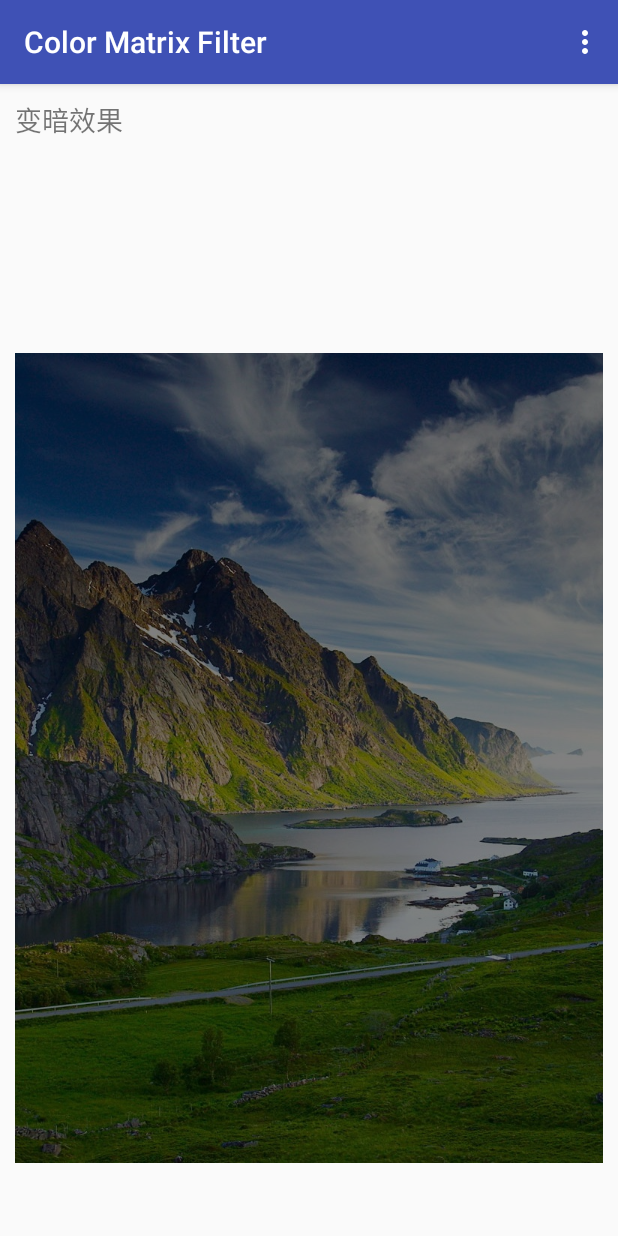
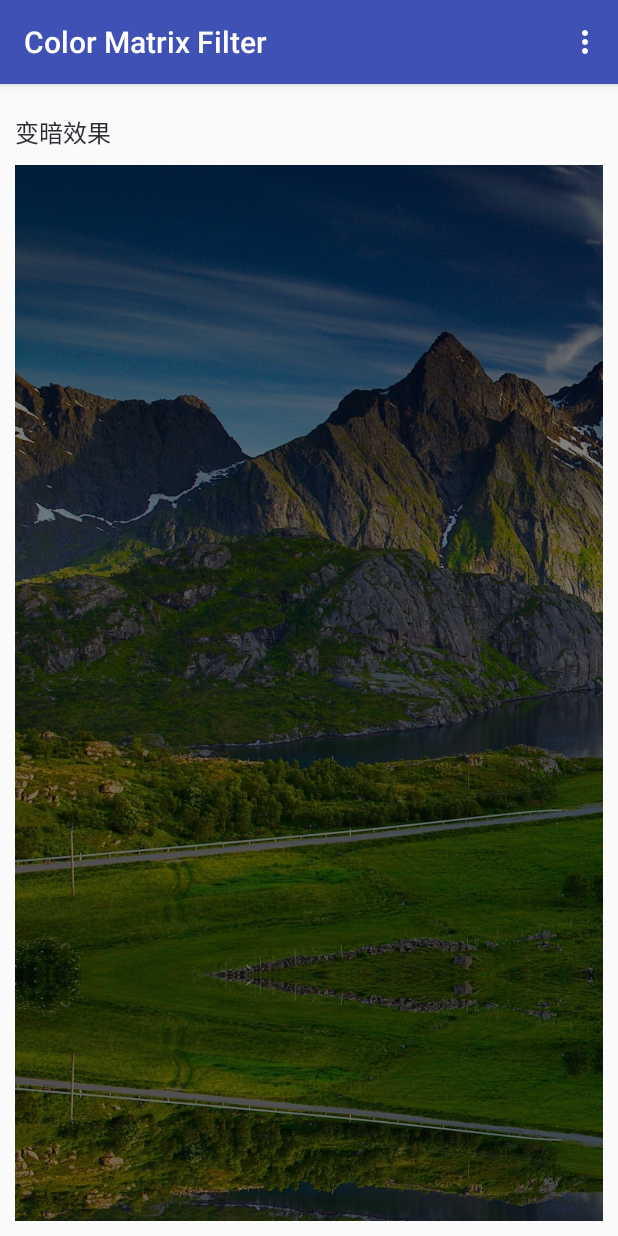
Before and after one commit to conceptcon/DemoCustomView2, an Android app: the ColorMatrixFilterActivity screen opened directly, with no data from a screen before it, in the options menu, after a tap on "变暗效果", on a phone screen of 412 x 824 dp. Run offline under Robolectric (Android 15) with nearby library versions, the phone set to English and light mode, and no system bars.

Commit message:
update ColorMatrixView

```diff
--- a/app/src/main/java/com/example/leeyou/democustomview2/ColorMatrixFilterActivity.java
+++ b/app/src/main/java/com/example/leeyou/democustomview2/ColorMatrixFilterActivity.java
@@ -9,17 +9,16 @@ import android.widget.TextView;
 import com.example.leeyou.democustomview2.customView.ColorMatrixView;
 
 public class ColorMatrixFilterActivity extends AppCompatActivity {
-    ColorMatrixView customCircleView;
-    TextView tv_desc;
+    private ColorMatrixView mColorMatrixView;
+    private TextView mTv;
 
     @Override
     protected void onCreate(Bundle savedInstanceState) {
         super.onCreate(savedInstanceState);
         setContentView(R.layout.activity_color_matrix_filter);
 
-        customCircleView = (ColorMatrixView) findViewById(R.id.customCircleView);
-
-        tv_desc = (TextView) findViewById(R.id.tv_desc);
+        mColorMatrixView = (ColorMatrixView) findViewById(R.id.colorMatrixView);
+        mTv = (TextView) findViewById(R.id.tv_desc);
     }
 
     @Override
@@ -32,32 +31,32 @@ public class ColorMatrixFilterActivity extends AppCompatActivity {
     public boolean onOptionsItemSelected(MenuItem item) {
         switch (item.getItemId()) {
             case R.id.action_1:
-                customCircleView.setColorMatrix(1);
-                tv_desc.setText("变暗效果");
+                mColorMatrixView.setColorMatrix(1);
+                mTv.setText("变暗效果");
                 break;
             case R.id.action_2:
-                customCircleView.setColorMatrix(2);
-                tv_desc.setText("变灰效果");
+                mColorMatrixView.setColorMatrix(2);
+                mTv.setText("变灰效果");
                 break;
             case R.id.action_3:
-                customCircleView.setColorMatrix(3);
-                tv_desc.setText("反相效果");
+                mColorMatrixView.setColorMatrix(3);
+                mTv.setText("反相效果");
                 break;
             case R.id.action_4:
-                customCircleView.setColorMatrix(4);
-                tv_desc.setText("红、蓝色相互变换效果");
+                mColorMatrixView.setColorMatrix(4);
+                mTv.setText("红、蓝色相互变换效果");
                 break;
             case R.id.action_5:
-                customCircleView.setColorMatrix(5);
-                tv_desc.setText("老旧照片效果");
+                mColorMatrixView.setColorMatrix(5);
+                mTv.setText("老旧照片效果");
                 break;
             case R.id.action_6:
-                customCircleView.setColorMatrix(6);
-                tv_desc.setText("去色后高对比度");
+                mColorMatrixView.setColorMatrix(6);
+                mTv.setText("去色后高对比度");
                 break;
             case R.id.action_7:
-                customCircleView.setColorMatrix(7);
-                tv_desc.setText("饱和度对比度加强");
+                mColorMatrixView.setColorMatrix(7);
+                mTv.setText("饱和度对比度加强");
                 break;
         }
         return super.onOptionsItemSelected(item);
--- a/app/src/main/java/com/example/leeyou/democustomview2/PorterDuffXfermodeActivity.java
+++ b/app/src/main/java/com/example/leeyou/democustomview2/PorterDuffXfermodeActivity.java
@@ -2,6 +2,7 @@ package com.example.leeyou.democustomview2;
 
 import android.graphics.PorterDuff;
 import android.os.Bundle;
+import android.support.v7.app.AppCompatActivity;
 import android.view.Menu;
 import android.view.MenuItem;
 import android.widget.TextView;
--- a/app/src/main/java/com/example/leeyou/democustomview2/customView/ColorMatrixView.java
+++ b/app/src/main/java/com/example/leeyou/democustomview2/customView/ColorMatrixView.java
@@ -1,58 +1,41 @@
 package com.example.leeyou.democustomview2.customView;
 
-import android.app.Activity;
 import android.content.Context;
 import android.graphics.Bitmap;
 import android.graphics.BitmapFactory;
+import android.graphics.BitmapShader;
 import android.graphics.Canvas;
 import android.graphics.Color;
 import android.graphics.ColorMatrix;
 import android.graphics.ColorMatrixColorFilter;
 import android.graphics.Paint;
+import android.graphics.Shader;
 import android.util.AttributeSet;
 import android.view.View;
 
 import com.example.leeyou.democustomview2.R;
-import com.example.leeyou.democustomview2.util.MeasureUtil;
 
 public class ColorMatrixView extends View {
     private Paint mPaint;
-    private Bitmap mBitmap;
-    private Context context;
-
-    private int x, y;
 
     public ColorMatrixView(Context context) {
         super(context);
+        init();
+    }
 
-        this.context = context;
-
+    private void init() {
         initPaint();
         initRes();
     }
 
-    private void initRes() {
-        mBitmap = BitmapFactory.decodeResource(getResources(), R.mipmap.a);
-
-        x = MeasureUtil.getScreenSize((Activity) context)[0] / 2 - mBitmap.getWidth() / 2;
-        y = MeasureUtil.getScreenSize((Activity) context)[1] / 2 - mBitmap.getHeight() / 2;
-    }
-
     public ColorMatrixView(Context context, AttributeSet attrs) {
         super(context, attrs);
-
-        this.context = context;
-
-        initPaint();
-        initRes();
+        init();
     }
 
     public ColorMatrixView(Context context, AttributeSet attrs, int defStyleAttr) {
         super(context, attrs, defStyleAttr);
-
-        this.context = context;
-
-        initPaint();
+        init();
     }
 
     private void initPaint() {
@@ -73,11 +56,16 @@ public class ColorMatrixView extends View {
         mPaint.setColorFilter(new ColorMatrixColorFilter(colorMatrix));
     }
 
+    private void initRes() {
+        Bitmap bitmap = BitmapFactory.decodeResource(getResources(), R.mipmap.color_matrix);
+        BitmapShader bitmapShader = new BitmapShader(bitmap, Shader.TileMode.MIRROR, Shader.TileMode.MIRROR);
+        mPaint.setShader(bitmapShader);
+    }
+
     @Override
     protected void onDraw(Canvas canvas) {
         super.onDraw(canvas);
-
-        canvas.drawBitmap(mBitmap, x, y, mPaint);
+        canvas.drawPaint(mPaint);
     }
 
     public void setColorMatrix(int matrix) {
--- a/app/src/main/java/com/example/leeyou/democustomview2/customView/CustomLightingColorFilterView.java
+++ b/app/src/main/java/com/example/leeyou/democustomview2/customView/CustomLightingColorFilterView.java
@@ -31,7 +31,7 @@ public class CustomLightingColorFilterView extends View {
     }
 
     private void initRes() {
-        mBitmap = BitmapFactory.decodeResource(getResources(), R.mipmap.a);
+        mBitmap = BitmapFactory.decodeResource(getResources(), R.mipmap.color_matrix);
 
         x = MeasureUtil.getScreenSize((Activity) context)[0] / 2 - mBitmap.getWidth() / 2;
         y = MeasureUtil.getScreenSize((Activity) context)[1] / 2 - mBitmap.getHeight() / 2;
--- a/app/src/main/java/com/example/leeyou/democustomview2/customView/CustomPorterDuffColorFilterView.java
+++ b/app/src/main/java/com/example/leeyou/democustomview2/customView/CustomPorterDuffColorFilterView.java
@@ -32,7 +32,7 @@ public class CustomPorterDuffColorFilterView extends View {
     }
 
     private void initRes() {
-        mBitmap = BitmapFactory.decodeResource(getResources(), R.mipmap.a);
+        mBitmap = BitmapFactory.decodeResource(getResources(), R.mipmap.color_matrix);
 
         x = MeasureUtil.getScreenSize((Activity) context)[0] / 2 - mBitmap.getWidth() / 2;
         y = MeasureUtil.getScreenSize((Activity) context)[1] / 2 - mBitmap.getHeight() / 2;
--- a/app/src/main/res/layout/activity_color_matrix_filter.xml
+++ b/app/src/main/res/layout/activity_color_matrix_filter.xml
@@ -1,21 +1,24 @@
 <LinearLayout xmlns:android="http://schemas.android.com/apk/res/android"
-    xmlns:tools="http://schemas.android.com/tools"
     android:layout_width="match_parent"
     android:layout_height="match_parent"
-    android:layout_margin="10dp"
     android:orientation="vertical"
-    tools:context="com.example.leeyou.democustomview2.PorterDuffXfermodeActivity">
+    android:padding="10dp">
 
     <TextView
         android:id="@+id/tv_desc"
         android:layout_width="match_parent"
-        android:textSize="18dp"
-        android:layout_height="wrap_content" />
+        android:layout_height="wrap_content"
+        android:paddingBottom="10dp"
+        android:paddingTop="10dp"
+        android:text="颜色矩阵过滤器实践"
+        android:textColor="#2d2d37"
+        android:textSize="16dp" />
 
     <com.example.leeyou.democustomview2.customView.ColorMatrixView
-        android:id="@+id/customCircleView"
+        android:id="@+id/colorMatrixView"
         android:layout_width="match_parent"
         android:layout_height="match_parent"
+        android:background="#f2f2f2"
         android:text="Hello World!" />
 
 </LinearLayout>
--- a/build.gradle
+++ b/build.gradle
@@ -5,7 +5,7 @@ buildscript {
         jcenter()
     }
     dependencies {
-        classpath 'com.android.tools.build:gradle:1.5.0'
+        classpath 'com.android.tools.build:gradle:2.2.2'
 
         // NOTE: Do not place your application dependencies here; they belong
         // in the individual module build.gradle files
```
Also changed, not shown: app/src/main/res/layout/activity_main.xml (+14 -7 lines), app/src/main/res/mipmap-xhdpi/color_matrix.jpg (renamed from app/src/main/res/mipmap-xhdpi/a.jpg), gradle/wrapper/gradle-wrapper.properties.
